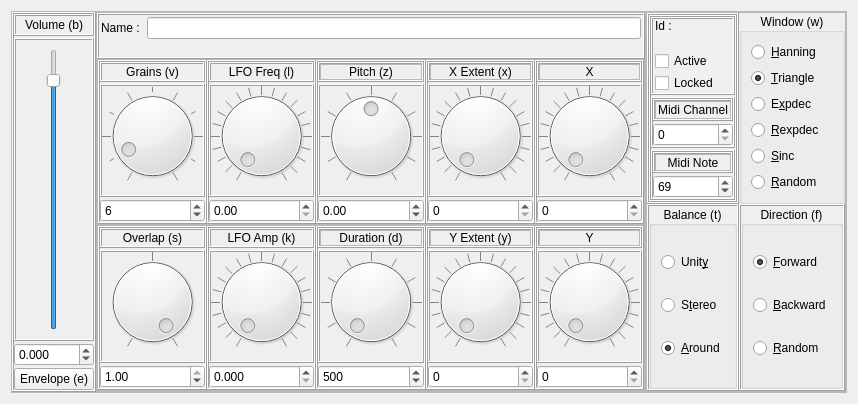
Above: sources/interface/CloudDialog.ui from linuxmao-org/Frontieres before the change. Below: the same form after it.
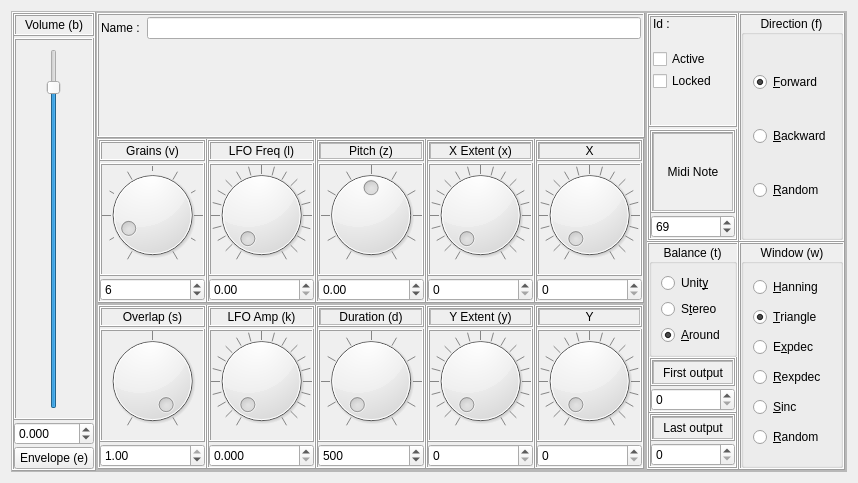
That is the form after the change. Icons and pictures are not drawn.

What changed in the file:
```diff
--- a/sources/interface/CloudDialog.ui
+++ b/sources/interface/CloudDialog.ui
@@ -7,7 +7,7 @@
     <x>0</x>
     <y>0</y>
     <width>858</width>
-    <height>404</height>
+    <height>483</height>
    </rect>
   </property>
   <property name="windowTitle">
@@ -1987,100 +1987,7 @@
          <property name="spacing">
           <number>0</number>
          </property>
-         <item row="1" column="0">
-          <widget class="QFrame" name="frame_Balance">
-           <property name="frameShape">
-            <enum>QFrame::Box</enum>
-           </property>
-           <property name="frameShadow">
-            <enum>QFrame::Raised</enum>
-           </property>
-           <layout class="QVBoxLayout" name="verticalLayout_11">
-            <property name="sizeConstraint">
-             <enum>QLayout::SetMaximumSize</enum>
-            </property>
-            <property name="leftMargin">
-             <number>0</number>
-            </property>
-            <property name="topMargin">
-             <number>0</number>
-            </property>
-            <property name="rightMargin">
-             <number>0</number>
-            </property>
-            <property name="bottomMargin">
-             <number>0</number>
-            </property>
-            <item>
-             <widget class="QGroupBox" name="groupBox_Balance">
-              <property name="title">
-               <string>Balance (t)</string>
-              </property>
-              <property name="alignment">
-               <set>Qt::AlignCenter</set>
-              </property>
-              <layout class="QVBoxLayout" name="verticalLayout_12">
-               <item>
-                <widget class="QRadioButton" name="radioButton_Balance_Unity">
-                 <property name="text">
-                  <string>Unit&amp;y</string>
-                 </property>
-                </widget>
-               </item>
-               <item>
-                <widget class="QRadioButton" name="radioButton_Balance_Stereo">
-                 <property name="text">
-                  <string>S&amp;tereo</string>
-                 </property>
-                 <property name="autoExclusive">
-                  <bool>true</bool>
-                 </property>
-                </widget>
-               </item>
-               <item>
-                <widget class="QRadioButton" name="radioButton_Balance_Around">
-                 <property name="text">
-                  <string>&amp;Around</string>
-                 </property>
-                 <property name="checked">
-                  <bool>true</bool>
-                 </property>
-                 <property name="autoExclusive">
-                  <bool>true</bool>
-                 </property>
-                </widget>
-               </item>
-              </layout>
-             </widget>
-            </item>
-           </layout>
-          </widget>
-         </item>
          <item row="0" column="0">
-          <widget class="QFrame" name="frame_Window">
-           <property name="frameShape">
-            <enum>QFrame::Box</enum>
-           </property>
-           <property name="frameShadow">
-            <enum>QFrame::Raised</enum>
-           </property>
-           <layout class="QVBoxLayout" name="verticalLayout_8">
-            <property name="sizeConstraint">
-             <enum>QLayout::SetMaximumSize</enum>
-            </property>
-            <property name="leftMargin">
-             <number>0</number>
-            </property>
-            <property name="topMargin">
-             <number>0</number>
-            </property>
-            <property name="rightMargin">
-             <number>0</number>
-            </property>
-            <property name="bottomMargin">
-             <number>0</number>
-            </property>
-            <item>
              <widget class="QFrame" name="frame_Cloud">
               <property name="frameShape">
                <enum>QFrame::Box</enum>
@@ -2176,110 +2083,6 @@
                  </layout>
                 </widget>
                </item>
-               <item>
-                <widget class="QFrame" name="frame_Midi_Channel">
-                 <property name="frameShape">
-                  <enum>QFrame::Box</enum>
-                 </property>
-                 <property name="frameShadow">
-                  <enum>QFrame::Raised</enum>
-                 </property>
-                 <layout class="QVBoxLayout" name="verticalLayout_40">
-                  <property name="spacing">
-                   <number>2</number>
-                  </property>
-                  <property name="sizeConstraint">
-                   <enum>QLayout::SetMaximumSize</enum>
-                  </property>
-                  <property name="leftMargin">
-                   <number>0</number>
-                  </property>
-                  <property name="topMargin">
-                   <number>0</number>
-                  </property>
-                  <property name="rightMargin">
-                   <number>0</number>
-                  </property>
-                  <property name="bottomMargin">
-                   <number>0</number>
-                  </property>
-                  <item>
-                   <widget class="QFrame" name="frame_Label_Midi_Chanel">
-                    <property name="frameShape">
-                     <enum>QFrame::Box</enum>
-                    </property>
-                    <property name="frameShadow">
-                     <enum>QFrame::Raised</enum>
-                    </property>
-                    <layout class="QVBoxLayout" name="verticalLayout_41">
-                     <property name="leftMargin">
-                      <number>0</number>
-                     </property>
-                     <property name="topMargin">
-                      <number>0</number>
-                     </property>
-                     <property name="rightMargin">
-                      <number>0</number>
-                     </property>
-                     <property name="bottomMargin">
-                      <number>0</number>
-                     </property>
-                     <item>
-                      <widget class="QLabel" name="label_Midi_Channel">
-                       <property name="autoFillBackground">
-                        <bool>false</bool>
-                       </property>
-                       <property name="frameShape">
-                        <enum>QFrame::StyledPanel</enum>
-                       </property>
-                       <property name="text">
-                        <string>Midi Channel</string>
-                       </property>
-                       <property name="alignment">
-                        <set>Qt::AlignCenter</set>
-                       </property>
-                      </widget>
-                     </item>
-                    </layout>
-                   </widget>
-                  </item>
-                  <item>
-                   <widget class="QDoubleSpinBox" name="doubleSpinBox_Midi_Channel">
-                    <property name="wrapping">
-                     <bool>false</bool>
-                    </property>
-                    <property name="frame">
-                     <bool>true</bool>
-                    </property>
-                    <property name="buttonSymbols">
-                     <enum>QAbstractSpinBox::UpDownArrows</enum>
-                    </property>
-                    <property name="keyboardTracking">
-                     <bool>false</bool>
-                    </property>
-                    <property name="showGroupSeparator" stdset="0">
-                     <bool>false</bool>
-                    </property>
-                    <property name="decimals">
-                     <number>0</number>
-                    </property>
-                    <property name="minimum">
-                     <double>0.000000000000000</double>
-                    </property>
-                    <property name="maximum">
-                     <double>16.000000000000000</double>
-                    </property>
-                    <property name="singleStep">
-                     <double>1.000000000000000</double>
-                    </property>
-                    <property name="value">
-                     <double>0.000000000000000</double>
-                    </property>
-                   </widget>
-                  </item>
-                 </layout>
-                </widget>
-               </item>
                <item>
                 <widget class="QFrame" name="frame_Midi_Note">
                  <property name="frameShape">
@@ -2387,10 +2190,7 @@
               </layout>
              </widget>
             </item>
-           </layout>
-          </widget>
-         </item>
-         <item row="1" column="1">
+         <item row="0" column="2">
           <widget class="QFrame" name="frame_Direction">
            <property name="frameShape">
             <enum>QFrame::Box</enum>
@@ -2459,7 +2259,311 @@
            </layout>
           </widget>
          </item>
-         <item row="0" column="1">
+         <item row="1" column="0">
+          <widget class="QFrame" name="frame_Balance">
+           <property name="frameShape">
+            <enum>QFrame::Box</enum>
+           </property>
+           <property name="frameShadow">
+            <enum>QFrame::Raised</enum>
+           </property>
+           <layout class="QVBoxLayout" name="verticalLayout_11">
+            <property name="spacing">
+             <number>0</number>
+            </property>
+            <property name="leftMargin">
+             <number>0</number>
+            </property>
+            <property name="topMargin">
+             <number>0</number>
+            </property>
+            <property name="rightMargin">
+             <number>0</number>
+            </property>
+            <property name="bottomMargin">
+             <number>0</number>
+            </property>
+            <item>
+             <widget class="QGroupBox" name="groupBox_Balance">
+              <property name="enabled">
+               <bool>true</bool>
+              </property>
+              <property name="title">
+               <string>Balance (t)</string>
+              </property>
+              <property name="alignment">
+               <set>Qt::AlignCenter</set>
+              </property>
+              <layout class="QVBoxLayout" name="verticalLayout_12">
+               <item>
+                <widget class="QRadioButton" name="radioButton_Balance_Unity">
+                 <property name="text">
+                  <string>Unit&amp;y</string>
+                 </property>
+                </widget>
+               </item>
+               <item>
+                <widget class="QRadioButton" name="radioButton_Balance_Stereo">
+                 <property name="text">
+                  <string>S&amp;tereo</string>
+                 </property>
+                 <property name="autoExclusive">
+                  <bool>true</bool>
+                 </property>
+                </widget>
+               </item>
+               <item>
+                <widget class="QRadioButton" name="radioButton_Balance_Around">
+                 <property name="text">
+                  <string>&amp;Around</string>
+                 </property>
+                 <property name="checked">
+                  <bool>true</bool>
+                 </property>
+                 <property name="autoExclusive">
+                  <bool>true</bool>
+                 </property>
+                </widget>
+               </item>
+              </layout>
+             </widget>
+            </item>
+            <item>
+             <widget class="QFrame" name="frame_Outputs_First">
+              <property name="frameShape">
+               <enum>QFrame::Box</enum>
+              </property>
+              <property name="frameShadow">
+               <enum>QFrame::Raised</enum>
+              </property>
+              <layout class="QVBoxLayout" name="verticalLayout_47">
+               <property name="spacing">
+                <number>2</number>
+               </property>
+               <property name="sizeConstraint">
+                <enum>QLayout::SetMaximumSize</enum>
+               </property>
+               <property name="leftMargin">
+                <number>0</number>
+               </property>
+               <property name="topMargin">
+                <number>0</number>
+               </property>
+               <property name="rightMargin">
+                <number>0</number>
+               </property>
+               <property name="bottomMargin">
+                <number>0</number>
+               </property>
+               <item>
+                <widget class="QFrame" name="frame_Label_Outputs_First">
+                 <property name="frameShape">
+                  <enum>QFrame::Box</enum>
+                 </property>
+                 <property name="frameShadow">
+                  <enum>QFrame::Raised</enum>
+                 </property>
+                 <layout class="QVBoxLayout" name="verticalLayout_48">
+                  <property name="leftMargin">
+                   <number>0</number>
+                  </property>
+                  <property name="topMargin">
+                   <number>0</number>
+                  </property>
+                  <property name="rightMargin">
+                   <number>0</number>
+                  </property>
+                  <property name="bottomMargin">
+                   <number>0</number>
+                  </property>
+                  <item>
+                   <widget class="QLabel" name="label_Outputs_First">
+                    <property name="autoFillBackground">
+                     <bool>false</bool>
+                    </property>
+                    <property name="frameShape">
+                     <enum>QFrame::StyledPanel</enum>
+                    </property>
+                    <property name="text">
+                     <string>First output</string>
+                    </property>
+                    <property name="alignment">
+                     <set>Qt::AlignCenter</set>
+                    </property>
+                   </widget>
+                  </item>
+                 </layout>
+                </widget>
+               </item>
+               <item>
+                <widget class="QDoubleSpinBox" name="doubleSpinBox_Output_First">
+                 <property name="wrapping">
+                  <bool>false</bool>
+                 </property>
+                 <property name="frame">
+                  <bool>true</bool>
+                 </property>
+                 <property name="buttonSymbols">
+                  <enum>QAbstractSpinBox::UpDownArrows</enum>
+                 </property>
+                 <property name="keyboardTracking">
+                  <bool>false</bool>
+                 </property>
+                 <property name="showGroupSeparator" stdset="0">
+                  <bool>false</bool>
+                 </property>
+                 <property name="decimals">
+                  <number>0</number>
+                 </property>
+                 <property name="minimum">
+                  <double>0.000000000000000</double>
+                 </property>
+                 <property name="maximum">
+                  <double>15.000000000000000</double>
+                 </property>
+                 <property name="singleStep">
+                  <double>1.000000000000000</double>
+                 </property>
+                 <property name="value">
+                  <double>0.000000000000000</double>
+                 </property>
+                </widget>
+               </item>
+              </layout>
+             </widget>
+            </item>
+            <item>
+             <widget class="QFrame" name="frame_Outputs_Last">
+              <property name="frameShape">
+               <enum>QFrame::Box</enum>
+              </property>
+              <property name="frameShadow">
+               <enum>QFrame::Raised</enum>
+              </property>
+              <layout class="QVBoxLayout" name="verticalLayout_49">
+               <property name="spacing">
+                <number>2</number>
+               </property>
+               <property name="sizeConstraint">
+                <enum>QLayout::SetMaximumSize</enum>
+               </property>
+               <property name="leftMargin">
+                <number>0</number>
+               </property>
+               <property name="topMargin">
+                <number>0</number>
+               </property>
+               <property name="rightMargin">
+                <number>0</number>
+               </property>
+               <property name="bottomMargin">
+                <number>0</number>
+               </property>
+               <item>
+                <widget class="QFrame" name="frame_Label_Outputs_Last">
+                 <property name="frameShape">
+                  <enum>QFrame::Box</enum>
+                 </property>
+                 <property name="frameShadow">
+                  <enum>QFrame::Raised</enum>
+                 </property>
+                 <layout class="QVBoxLayout" name="verticalLayout_50">
+                  <property name="leftMargin">
+                   <number>0</number>
+                  </property>
+                  <property name="topMargin">
+                   <number>0</number>
+                  </property>
+                  <property name="rightMargin">
+                   <number>0</number>
+                  </property>
+                  <property name="bottomMargin">
+                   <number>0</number>
+                  </property>
+                  <item>
+                   <widget class="QLabel" name="label_Outputs_Last">
+                    <property name="autoFillBackground">
+                     <bool>false</bool>
+                    </property>
+                    <property name="frameShape">
+                     <enum>QFrame::StyledPanel</enum>
+                    </property>
+                    <property name="text">
+                     <string>Last output</string>
+                    </property>
+                    <property name="alignment">
+                     <set>Qt::AlignCenter</set>
+                    </property>
+                   </widget>
+                  </item>
+                 </layout>
+                </widget>
+               </item>
+               <item>
+                <widget class="QDoubleSpinBox" name="doubleSpinBox_Output_Last">
+                 <property name="wrapping">
+                  <bool>false</bool>
+                 </property>
+                 <property name="frame">
+                  <bool>true</bool>
+                 </property>
+                 <property name="buttonSymbols">
+                  <enum>QAbstractSpinBox::UpDownArrows</enum>
+                 </property>
+                 <property name="keyboardTracking">
+                  <bool>false</bool>
+                 </property>
+                 <property name="showGroupSeparator" stdset="0">
+                  <bool>false</bool>
+                 </property>
+                 <property name="decimals">
+                  <number>0</number>
+                 </property>
+                 <property name="minimum">
+                  <double>0.000000000000000</double>
+                 </property>
+                 <property name="maximum">
+                  <double>15.000000000000000</double>
+                 </property>
+                 <property name="singleStep">
+                  <double>1.000000000000000</double>
+                 </property>
+                 <property name="value">
+                  <double>0.000000000000000</double>
+                 </property>
+                </widget>
+               </item>
+              </layout>
+             </widget>
+            </item>
+           </layout>
+          </widget>
+         </item>
+         <item row="1" column="2">
+          <widget class="QFrame" name="frame_Window">
+           <property name="frameShape">
+            <enum>QFrame::Box</enum>
+           </property>
+           <property name="frameShadow">
+            <enum>QFrame::Raised</enum>
+           </property>
+           <layout class="QVBoxLayout" name="verticalLayout_8">
+            <property name="sizeConstraint">
+             <enum>QLayout::SetMaximumSize</enum>
+            </property>
+            <property name="leftMargin">
+             <number>0</number>
+            </property>
+            <property name="topMargin">
+             <number>0</number>
+            </property>
+            <property name="rightMargin">
+             <number>0</number>
+            </property>
+            <property name="bottomMargin">
+             <number>0</number>
+            </property>
+            <item>
           <widget class="QGroupBox" name="groupBox_Window">
            <property name="title">
             <string>Window (w)</string>
@@ -2517,6 +2621,9 @@
               <property name="autoExclusive">
                <bool>true</bool>
               </property>
+                </widget>
+               </item>
+              </layout>
              </widget>
             </item>
            </layout>
```
Lines whose indentation alone changed are shown as unchanged.
